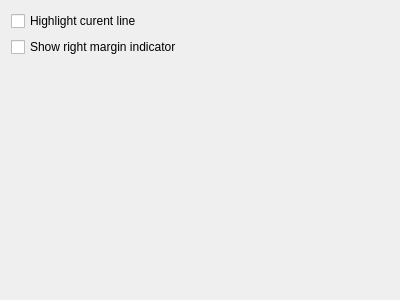
Qt form src/prymatex/gui/config/ui_files/general.ui (prymatex/prymatex) before a commit.
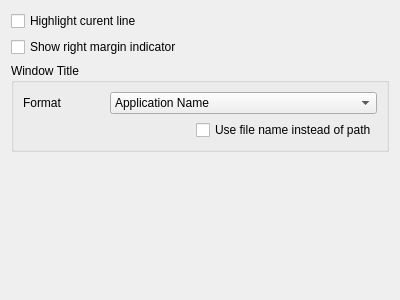
The same form after that commit. Icons and pictures are not drawn.

```diff
--- a/src/prymatex/gui/config/ui_files/general.ui
+++ b/src/prymatex/gui/config/ui_files/general.ui
@@ -28,6 +28,48 @@
      </property>
     </widget>
    </item>
+   <item>
+    <widget class="QGroupBox" name="groupBox">
+     <property name="title">
+      <string>Window Title</string>
+     </property>
+     <layout class="QGridLayout" name="gridLayout">
+      <item row="0" column="1" colspan="2">
+       <widget class="QComboBox" name="comboBox">
+        <item>
+         <property name="text">
+          <string>Application Name</string>
+         </property>
+        </item>
+        <item>
+         <property name="text">
+          <string>Current File - Application Name</string>
+         </property>
+        </item>
+        <item>
+         <property name="text">
+          <string>Current Project - Current File</string>
+         </property>
+        </item>
+       </widget>
+      </item>
+      <item row="2" column="2">
+       <widget class="QCheckBox" name="checkBox_3">
+        <property name="text">
+         <string>Use file name instead of path</string>
+        </property>
+       </widget>
+      </item>
+      <item row="0" column="0">
+       <widget class="QLabel" name="label">
+        <property name="text">
+         <string>Format</string>
+        </property>
+       </widget>
+      </item>
+     </layout>
+    </widget>
+   </item>
    <item>
     <spacer name="verticalSpacer">
      <property name="orientation">
```
Left out of the diff: 8 changed lines with no effect on the pictures.
